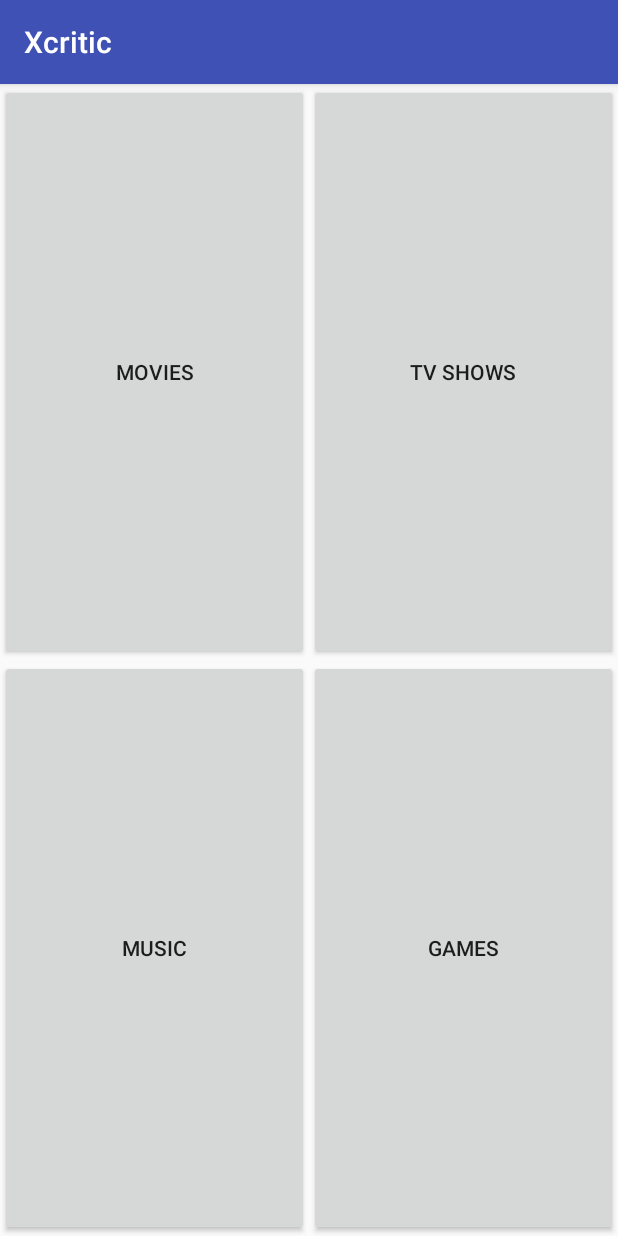
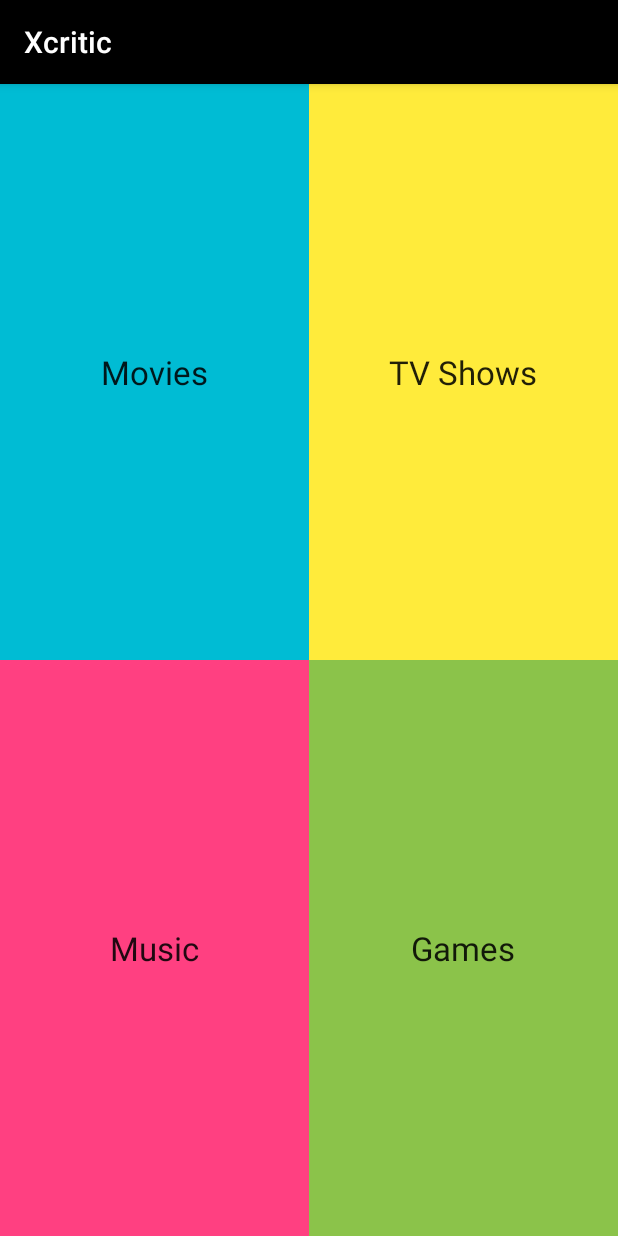
Before and after one commit to Fantastic3/x-critic, an Android app: the screen it shows after launch (WelcomeActivity), on a phone screen of 412 x 824 dp. Run offline under Robolectric (Android 15) with nearby library versions, the phone set to English and light mode, and no system bars.

Commit message:
Remove buttons and make layout clickable. Add some style.

```diff
--- a/app/src/main/java/fantastic3/xcritic/fragments/CategoriesSelectorFragment.java
+++ b/app/src/main/java/fantastic3/xcritic/fragments/CategoriesSelectorFragment.java
@@ -7,7 +7,7 @@ import android.support.v4.app.Fragment;
 import android.view.LayoutInflater;
 import android.view.View;
 import android.view.ViewGroup;
-import android.widget.Button;
+import android.widget.RelativeLayout;
 import android.widget.Toast;
 
 import fantastic3.xcritic.R;
@@ -21,10 +21,10 @@ import fantastic3.xcritic.activities.TvShowsActivity;
  */
 public class CategoriesSelectorFragment extends Fragment {
     View view;
-    Button btnMovies;
-    Button btnTvShows;
-    Button btnMusic;
-    Button btnGames;
+    RelativeLayout llMovies;
+    RelativeLayout llTvShows;
+    RelativeLayout llMusic;
+    RelativeLayout llGames;
 
     public static CategoriesSelectorFragment newInstance(Bundle args) {
         CategoriesSelectorFragment instance = new CategoriesSelectorFragment();
@@ -48,35 +48,35 @@ public class CategoriesSelectorFragment extends Fragment {
     }
 
     private void setupViews() {
-        btnMovies = (Button) view.findViewById(R.id.btnMovies);
-        btnTvShows = (Button) view.findViewById(R.id.btnTvShows);
-        btnMusic = (Button) view.findViewById(R.id.btnMusic);
-        btnGames = (Button) view.findViewById(R.id.btnGames);
+        llMovies = (RelativeLayout) view.findViewById(R.id.llMovies);
+        llTvShows = (RelativeLayout) view.findViewById(R.id.llTvShows);
+        llMusic = (RelativeLayout) view.findViewById(R.id.llMusic);
+        llGames = (RelativeLayout) view.findViewById(R.id.llGames);
     }
 
     private void setupListeners() {
-        btnMovies.setOnClickListener(new View.OnClickListener() {
+        llMovies.setOnClickListener(new View.OnClickListener() {
             @Override
             public void onClick(View v) {
                 Toast.makeText(getContext(), getText(R.string.lblMovies), Toast.LENGTH_SHORT).show();
                 startActivity(new Intent(getActivity(), MoviesActivity.class));
             }
         });
-        btnTvShows.setOnClickListener(new View.OnClickListener() {
+        llTvShows.setOnClickListener(new View.OnClickListener() {
             @Override
             public void onClick(View v) {
                 Toast.makeText(getContext(), getText(R.string.lblTvShows), Toast.LENGTH_SHORT).show();
                 startActivity(new Intent(getActivity(), TvShowsActivity.class));
             }
         });
-        btnMusic.setOnClickListener(new View.OnClickListener() {
+        llMusic.setOnClickListener(new View.OnClickListener() {
             @Override
             public void onClick(View v) {
                 Toast.makeText(getContext(), getText(R.string.lblMusic), Toast.LENGTH_SHORT).show();
                 startActivity(new Intent(getActivity(), MusicActivity.class));
             }
         });
-        btnGames.setOnClickListener(new View.OnClickListener() {
+        llGames.setOnClickListener(new View.OnClickListener() {
             @Override
             public void onClick(View v) {
                 Toast.makeText(getContext(), getText(R.string.lblGames), Toast.LENGTH_SHORT).show();
--- a/app/src/main/res/layout/categories_selector_fragment.xml
+++ b/app/src/main/res/layout/categories_selector_fragment.xml
@@ -8,30 +8,40 @@
         android:layout_width="match_parent"
         android:layout_height="0dp"
         android:layout_weight="1">
-        <LinearLayout
-            android:orientation="horizontal"
+        <RelativeLayout
             android:layout_width="0dp"
             android:layout_height="match_parent"
-            android:layout_weight="1">
+            android:layout_weight="1"
+            android:id="@+id/llMovies"
+            android:background="@color/colorMovies"
+            >
 
-            <Button
-                android:layout_width="match_parent"
-                android:layout_height="match_parent"
+            <TextView
+                android:layout_width="wrap_content"
+                android:layout_height="wrap_content"
+                android:textAppearance="?android:attr/textAppearanceLarge"
                 android:text="@string/lblMovies"
-                android:id="@+id/btnMovies" />
-        </LinearLayout>
-        <LinearLayout
-            android:orientation="horizontal"
+                android:id="@+id/tvMovies"
+                android:layout_centerVertical="true"
+                android:layout_centerHorizontal="true" />
+        </RelativeLayout>
+        <RelativeLayout
             android:layout_width="0dp"
             android:layout_height="match_parent"
-            android:layout_weight="1">
+            android:layout_weight="1"
+            android:id="@+id/llTvShows"
+            android:background="@color/colorTvShows"
+            >
 
-            <Button
-                android:layout_width="match_parent"
-                android:layout_height="match_parent"
+            <TextView
+                android:layout_width="wrap_content"
+                android:layout_height="wrap_content"
+                android:textAppearance="?android:attr/textAppearanceLarge"
                 android:text="@string/lblTvShows"
-                android:id="@+id/btnTvShows" />
-        </LinearLayout>
+                android:id="@+id/tvTvShows"
+                android:layout_centerVertical="true"
+                android:layout_centerHorizontal="true" />
+        </RelativeLayout>
     </LinearLayout>
 
     <LinearLayout
@@ -39,29 +49,39 @@
         android:layout_width="match_parent"
         android:layout_height="0dp"
         android:layout_weight="1">
-        <LinearLayout
-            android:orientation="horizontal"
+        <RelativeLayout
             android:layout_width="0dp"
             android:layout_height="match_parent"
-            android:layout_weight="1">
+            android:layout_weight="1"
+            android:id="@+id/llMusic"
+            android:background="@color/colorMusic"
+            >
 
-            <Button
-                android:layout_width="match_parent"
-                android:layout_height="match_parent"
+            <TextView
+                android:layout_width="wrap_content"
+                android:layout_height="wrap_content"
+                android:textAppearance="?android:attr/textAppearanceLarge"
                 android:text="@string/lblMusic"
-                android:id="@+id/btnMusic" />
-        </LinearLayout>
-        <LinearLayout
-            android:orientation="horizontal"
+                android:id="@+id/tvMusic"
+                android:layout_centerVertical="true"
+                android:layout_centerHorizontal="true" />
+        </RelativeLayout>
+        <RelativeLayout
             android:layout_width="0dp"
             android:layout_height="match_parent"
-            android:layout_weight="1">
+            android:layout_weight="1"
+            android:id="@+id/llGames"
+            android:background="@color/colorGames"
+            >
 
-            <Button
-                android:layout_width="match_parent"
-                android:layout_height="match_parent"
+            <TextView
+                android:layout_width="wrap_content"
+                android:layout_height="wrap_content"
+                android:textAppearance="?android:attr/textAppearanceLarge"
                 android:text="@string/lblGames"
-                android:id="@+id/btnGames" />
-        </LinearLayout>
+                android:id="@+id/tvGames"
+                android:layout_centerVertical="true"
+                android:layout_centerHorizontal="true" />
+        </RelativeLayout>
     </LinearLayout>
 </LinearLayout>
--- a/app/src/main/res/values/colors.xml
+++ b/app/src/main/res/values/colors.xml
@@ -1,6 +1,10 @@
 <?xml version="1.0" encoding="utf-8"?>
 <resources>
-    <color name="colorPrimary">#3F51B5</color>
-    <color name="colorPrimaryDark">#303F9F</color>
-    <color name="colorAccent">#FF4081</color>
+    <color name="colorPrimary">#000</color>
+    <color name="colorPrimaryDark">#CCC</color>
+    <color name="colorAccent">#FFF</color>
+    <color name="colorMovies">#00BCD4</color>
+    <color name="colorTvShows">#FFEB3B</color>
+    <color name="colorMusic">#FF4081</color>
+    <color name="colorGames">#8BC34A</color>
 </resources>
```
